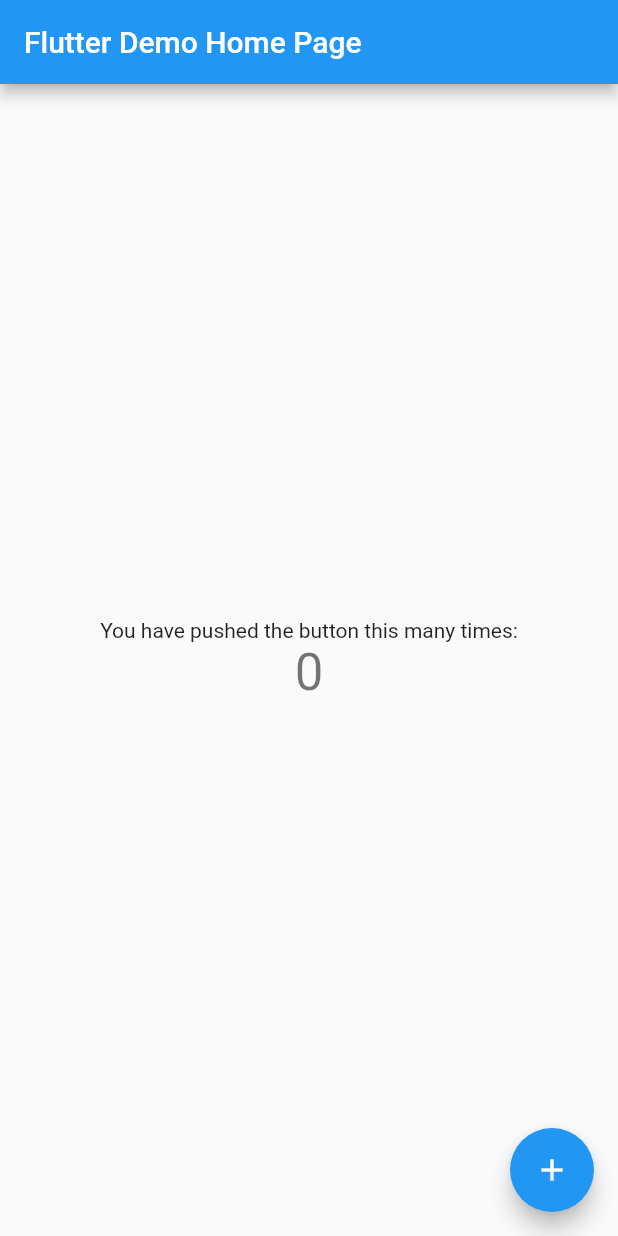
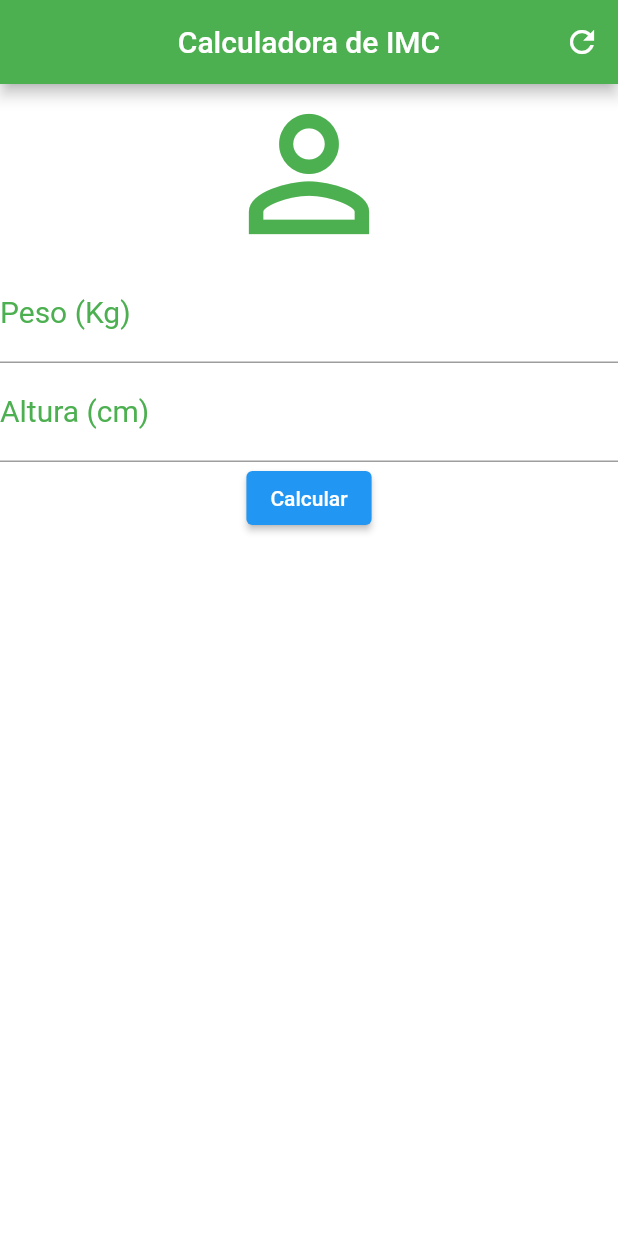
Before and after one commit to KailanySousa/AplicativosFlutter, a Flutter app: the screen it shows after launch, on a phone screen of 412 x 824 dp. Run offline on Flutter 3.47's test engine with Material 2 defaults, Android fonts, the phone set to English and light mode, and no system bars.

Commit message:
Update main.dart

```diff
--- a/CalculadoraIMC/app/lib/main.dart
+++ b/CalculadoraIMC/app/lib/main.dart
@@ -1,64 +1,80 @@
 import 'package:flutter/material.dart';
 
 void main() {
-  runApp(MyApp());
+  runApp(Home());
 }
 
-class MyApp extends StatelessWidget {
+class Home extends StatelessWidget {
   @override
   Widget build(BuildContext context) {
     return MaterialApp(
-      title: 'Flutter Demo',
-      theme: ThemeData(
-        primarySwatch: Colors.blue,
-      ),
-      home: MyHomePage(title: 'Flutter Demo Home Page'),
+      home: HomePage(),
     );
   }
 }
 
-class MyHomePage extends StatefulWidget {
-  MyHomePage({Key key, this.title}) : super(key: key);
-
-  final String title;
-
+class HomePage extends StatefulWidget {
   @override
-  _MyHomePageState createState() => _MyHomePageState();
+  _HomePageState createState() => _HomePageState();
 }
 
-class _MyHomePageState extends State<MyHomePage> {
-  int _counter = 0;
-
-  void _incrementCounter() {
-    setState(() {
-      _counter++;
-    });
-  }
-
+class _HomePageState extends State<HomePage> {
   @override
   Widget build(BuildContext context) {
     return Scaffold(
       appBar: AppBar(
-        title: Text(widget.title),
+        title: Text('Calculadora de IMC'),
+        centerTitle: true,
+        backgroundColor: Colors.green,
+        actions: <Widget>[
+          IconButton(
+            icon: Icon(Icons.refresh),
+            onPressed: () {},
+          )
+        ],
       ),
-      body: Center(
-        child: Column(
-          mainAxisAlignment: MainAxisAlignment.center,
-          children: <Widget>[
-            Text(
-              'You have pushed the button this many times:',
+      backgroundColor: Colors.white,
+      body: Column(
+        crossAxisAlignment: CrossAxisAlignment.center,
+        children: <Widget>[
+          Icon(
+            Icons.person_outline,
+            size: 120,
+            color: Colors.green,
+          ),
+          TextField(
+            keyboardType: TextInputType.number,
+            decoration: InputDecoration(
+              labelText: 'Peso (Kg)',
+              labelStyle: TextStyle(
+                color: Colors.green,
+              ),
             ),
-            Text(
-              '$_counter',
-              style: Theme.of(context).textTheme.headline4,
+            textAlign: TextAlign.center,
+            style: TextStyle(
+              color: Colors.green,
+              fontSize: 20,
             ),
-          ],
-        ),
-      ),
-      floatingActionButton: FloatingActionButton(
-        onPressed: _incrementCounter,
-        tooltip: 'Increment',
-        child: Icon(Icons.add),
+          ),
+          TextField(
+            keyboardType: TextInputType.number,
+            decoration: InputDecoration(
+              labelText: 'Altura (cm)',
+              labelStyle: TextStyle(
+                color: Colors.green,
+              ),
+            ),
+            textAlign: TextAlign.center,
+            style: TextStyle(
+              color: Colors.green,
+              fontSize: 20,
+            ),
+          ),
+          ElevatedButton(
+            child: Text('Calcular'),
+            onPressed: () {},
+          ),
+        ],
       ),
     );
   }
```
